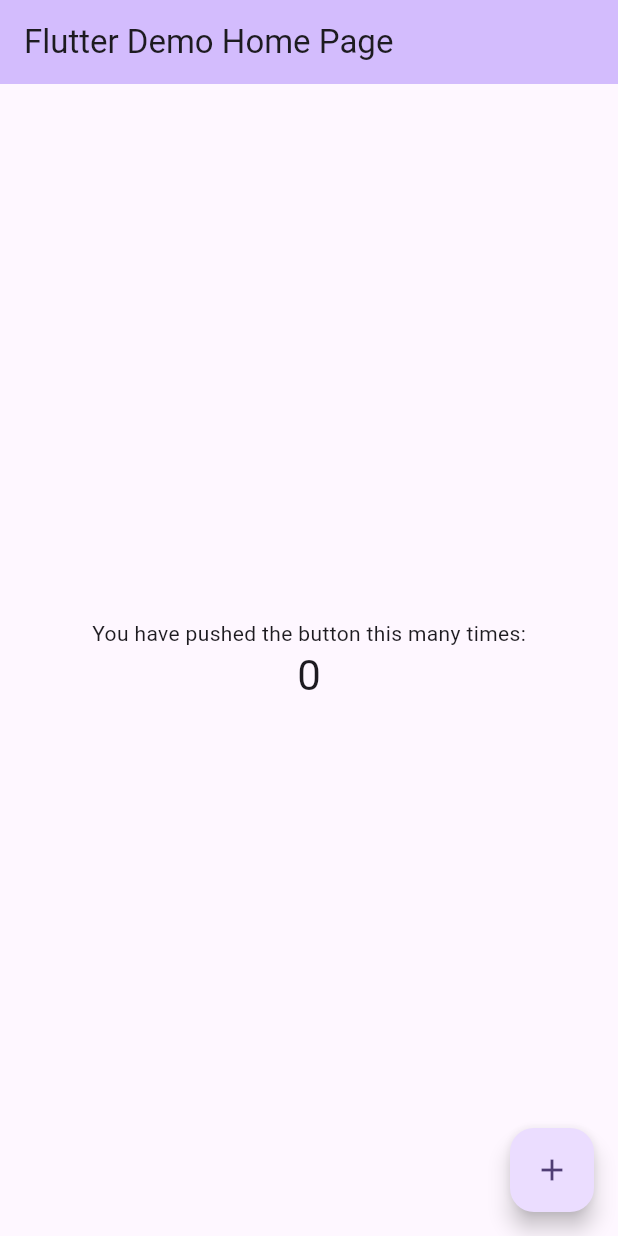
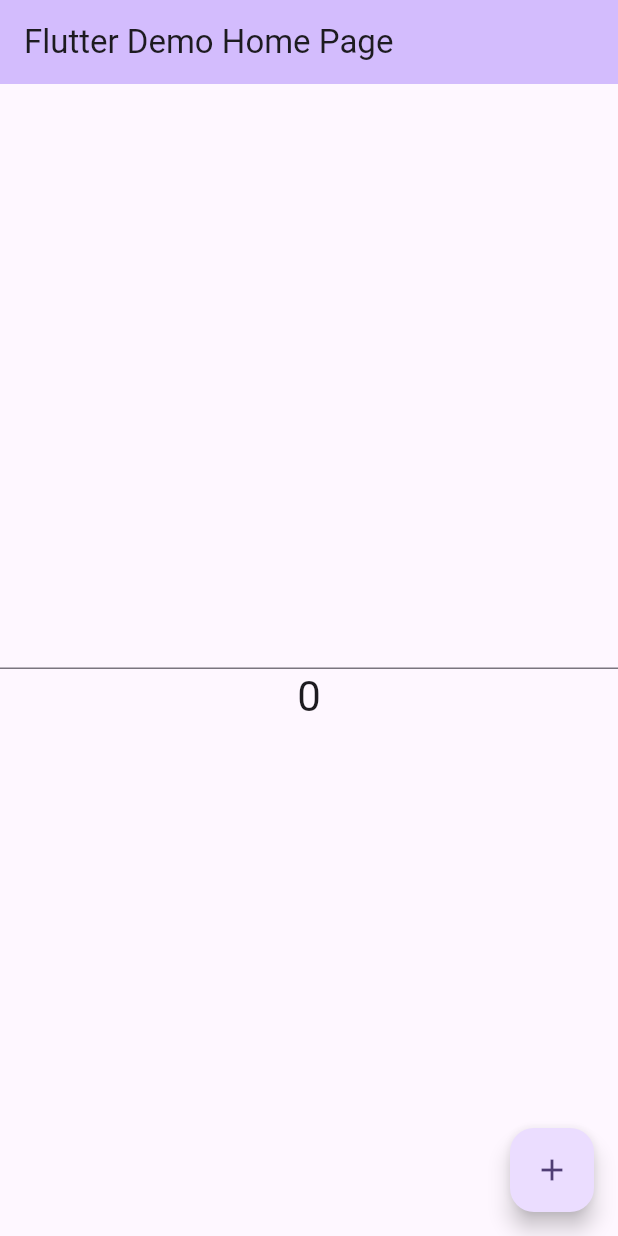
Before and after one commit to isaacLara1214/weather_info_app, a Flutter app: the screen it shows after launch, on a phone screen of 412 x 824 dp. Run offline on Flutter 3.47's test engine with Material 3 defaults, Android fonts, the phone set to English and light mode, and no system bars.

Commit message:
used the flutter's website deafault textfield

```diff
--- a/lib/main.dart
+++ b/lib/main.dart
@@ -48,8 +48,7 @@ class _MyHomePageState extends State<MyHomePage> {
         child: Column(
           mainAxisAlignment: MainAxisAlignment.center,
           children: <Widget>[
-            const Text(
-              'You have pushed the button this many times:',
+            const TextField(
             ),
             Text(
               '$_counter',
```
